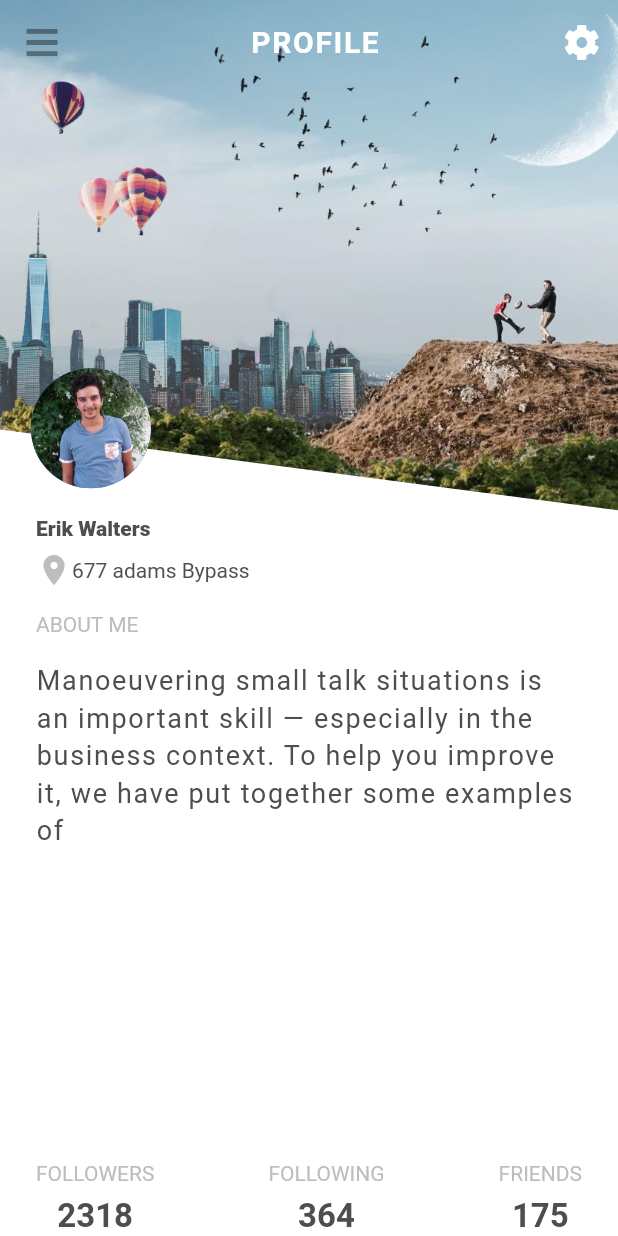
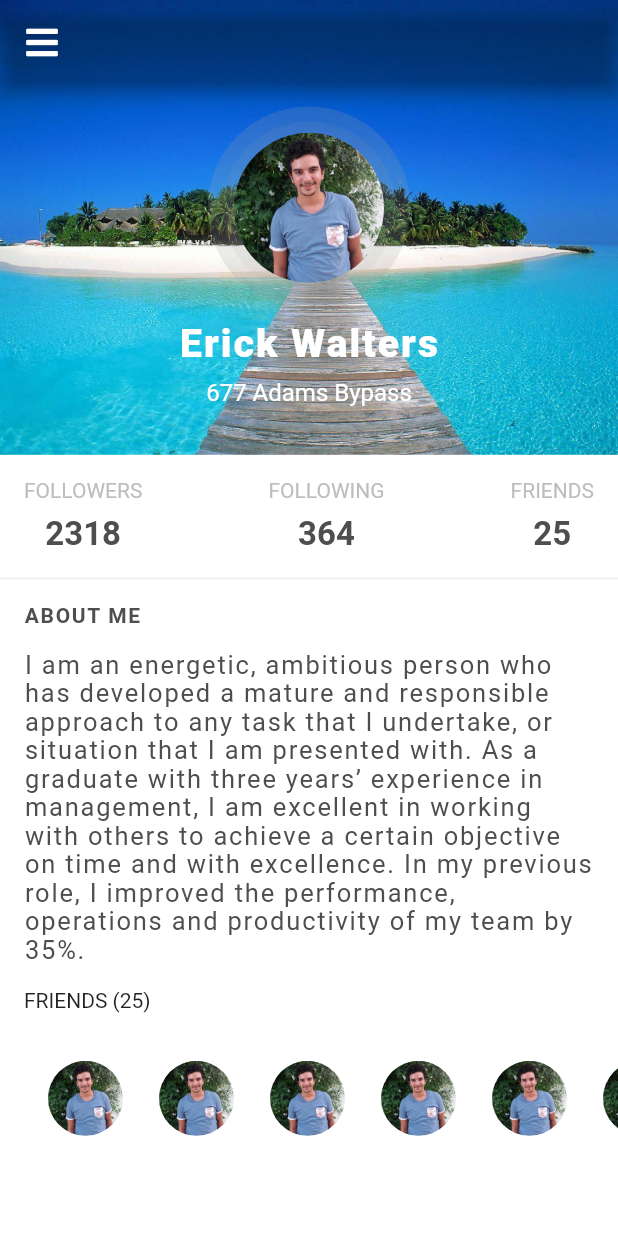
Before and after one commit to yosri9/flutter_ui, a Flutter app: the screen it shows after launch, on a phone screen of 412 x 824 dp. Run offline on Flutter 3.47's test engine with Material 2 defaults, Android fonts, the phone set to English and light mode, and no system bars; our stand-ins replace font_awesome_flutter.

Commit message:
profile2

```diff
--- a/lib/main.dart
+++ b/lib/main.dart
@@ -1,6 +1,7 @@
 import 'package:flutter/material.dart';
 
-import 'profiles/profiles_1/profile_1.dart';
+import 'profiles/profile_1/profile_1.dart';
+import 'profiles/profile_2/profile2.dart';
 
 void main() => runApp(MyApp());
 
@@ -15,7 +16,7 @@ class MyApp extends StatelessWidget {
 
         primarySwatch: Colors.blue,
       ),
-      home: Profile1(),
+      home: Profile2(),
     );
   }
 }
--- /dev/null
+++ b/lib/profiles/profile_2/profile.dart
@@ -0,0 +1,15 @@
+class User{
+  String name , address ,about;
+
+  User({this.name, this.address, this.about});
+
+}
+
+class Profile{
+  User user;
+  int following, followers, friends;
+
+  Profile({this.user, this.following, this.followers, this.friends});
+
+
+}
--- /dev/null
+++ b/lib/profiles/profile_2/profile2.dart
@@ -0,0 +1,291 @@
+import 'package:flutter/foundation.dart';
+import 'package:flutter/material.dart';
+import 'package:flutterui/profiles/profile_2/provider.dart';
+import 'package:font_awesome_flutter/font_awesome_flutter.dart';
+import 'provider.dart';
+import 'profile.dart';
+
+class Profile2 extends StatefulWidget {
+  @override
+  _Profile2State createState() => _Profile2State();
+}
+
+class _Profile2State extends State<Profile2> {
+  Profile _profile = ProfileProvider.getProfile();
+  static Color _textColor = Color(0xFF4e4e4e);
+
+
+  @override
+  Widget build(BuildContext context) {
+    return Theme(
+      data: ThemeData(),
+      child: Stack(
+        children: <Widget>[
+          Image.asset(
+            'assets/profiles/profile_2.jpg',
+            fit: BoxFit.cover,
+            height: MediaQuery.of(context).size.height * 0.42,
+          ),
+          Scaffold(
+            backgroundColor: Colors.transparent,
+            appBar: AppBar(
+              backgroundColor: Colors.transparent,
+              leading: IconButton(
+                onPressed: () {},
+                icon: Icon(FontAwesomeIcons.bars),
+              ),
+            ),
+            body: Stack(
+              children: <Widget>[
+                _profileTitle(context),
+                 _bodyContent(context),
+              ],
+            ),
+          ),
+        ],
+      ),
+    );
+  }
+
+  Widget _profileTitle(BuildContext context) {
+    return Positioned(
+      top: 15,
+      right: 0,
+      left: 0,
+      child: Column(
+        mainAxisAlignment: MainAxisAlignment.center,
+        children: <Widget>[
+          Stack(
+            alignment: AlignmentDirectional.center,
+            children: <Widget>[
+              Align(
+                alignment: Alignment.center,
+                child: Container(
+                  width: 135,
+                  height: 135,
+                  decoration: BoxDecoration(
+                      color: Colors.grey.withOpacity(0.2),
+                      shape: BoxShape.circle),
+                ),
+              ),
+              Align(
+                alignment: Alignment.center,
+                child: Container(
+                  width: 115,
+                  height: 115,
+                  decoration: BoxDecoration(
+                      color: Colors.grey.withOpacity(0.1),
+                      shape: BoxShape.circle),
+                ),
+              ),
+              Align(
+                alignment: Alignment.center,
+                child: Container(
+                  width: 100,
+                  height: 100,
+                  decoration: BoxDecoration(
+                      shape: BoxShape.circle,
+                      image: DecorationImage(
+                          image: ExactAssetImage('assets/shared/yosri.jpg'),
+                          fit: BoxFit.cover)),
+                ),
+              )
+            ],
+          ),
+          Padding(
+            padding: EdgeInsets.symmetric(vertical: 8),
+            child: Text(
+              _profile.user.name,
+              style: TextStyle(
+                  color: Colors.white,
+                  fontSize: 26,
+                  fontWeight: FontWeight.w900,
+                  letterSpacing: 1.4
+              ),
+            ),
+          ),
+          Text(
+            _profile.user.address,
+            style: TextStyle(
+                color: Colors.white,
+                fontSize: 16,
+            ),
+          )
+        ],
+      ),
+    );
+  }
+
+  Widget _bodyContent(BuildContext context) {
+    return Positioned(
+      top: MediaQuery.of(context).size.height * 0.3,
+      left: 0,
+      right: 0,
+      bottom: 0,
+      child: Container(
+        color: Colors.white,
+        child: Column(
+         crossAxisAlignment: CrossAxisAlignment.start,
+          children: <Widget>[
+            _counters(context),
+            _divider(context),
+            ... _aboutMe(context),
+           _friends(context),
+            SizedBox(height: 16),
+            _contacts(context),
+
+
+          ],
+        ),
+      ),
+    );
+  }
+
+  TextStyle _bottomBarTitle = TextStyle(
+    color: Colors.grey.shade400,
+  );
+
+  TextStyle _bottomBarCounter = TextStyle(
+      color: _textColor,
+      fontSize: 22,
+      fontWeight: FontWeight.bold
+  );
+
+
+ Widget _counters(BuildContext context) {
+    return Padding(
+      padding: const EdgeInsets.all(16),
+      child: Row(
+        mainAxisAlignment: MainAxisAlignment.spaceBetween,
+        crossAxisAlignment: CrossAxisAlignment.center,
+        children: <Widget>[
+          Column(
+            children: <Widget>[
+              Text(
+                  'FOLLOWERS' ,
+                  style: _bottomBarTitle
+              ),
+              SizedBox(height: 8,),
+              Text(
+                _profile.followers.toString(),
+                style: _bottomBarCounter,
+              ),
+            ],
+          ),
+          Column(
+            children: <Widget>[
+              Text(
+                'FOLLOWING',
+                style: _bottomBarTitle,
+              ),
+              SizedBox(height: 8,),
+
+              Text(
+                _profile.following.toString(),
+                style: _bottomBarCounter,
+              ),
+            ],
+          ),
+          Column(
+            children: <Widget>[
+              Text(
+                'FRIENDS',
+                style: _bottomBarTitle,
+              ),
+              SizedBox(height: 8,),
+
+              Text(
+                _profile.friends.toString(),
+                style: _bottomBarCounter,
+
+              ),
+            ],
+          )
+        ],
+      ),
+    );
+
+ }
+
+  Widget _divider(BuildContext context) {
+   return Container(
+     height: 1,
+     color: Colors.grey.shade200,
+   );
+  }
+
+ List <Widget> _aboutMe(BuildContext context) {
+   return [
+
+     Padding(
+       padding: EdgeInsets.symmetric(vertical:16 ,horizontal: 16 ),
+       child: Text(
+         'ABOUT ME',
+         textAlign: TextAlign.left,
+         style: TextStyle(
+           color: _textColor,
+           fontWeight: FontWeight.bold,
+           letterSpacing: 1.1
+         ),
+       ),
+     ),
+     Padding(
+       padding:  EdgeInsets.symmetric(horizontal: 16),
+       child: Text(
+       _profile.user.about,
+         style: TextStyle(
+           color: _textColor,
+           fontSize: 17,
+           height: 1.1,
+           letterSpacing: 1.2
+         ),
+   ),
+     ),
+
+
+   ];
+ }
+
+  Widget _friends(BuildContext context) {
+   return Padding(
+     padding: const EdgeInsets.all(16),
+     child: Text(
+      "FRIENDS (${_profile.friends.toString()}) ",
+     ),
+   );
+  }
+
+ Widget _contacts(BuildContext context) {
+   return Container(
+     width: double.infinity,
+     height: 50,
+     padding: EdgeInsets.only(left: 16,),
+
+     child: ListView(
+
+       scrollDirection: Axis.horizontal,
+       children: List.generate(25, (index){
+         return Padding(
+           padding: EdgeInsets.only(left: 16,right: 8),
+           child: Container(
+             width: 50,
+             height: 50,
+
+             decoration: BoxDecoration(
+               shape: BoxShape.circle,
+               image: DecorationImage(
+                 image: ExactAssetImage(
+                   'assets/shared/yosri.jpg'
+                 ),
+                 fit: BoxFit.cover
+               ),
+             ),
+           ),
+         );
+       }).toList() ,
+     ),
+   );
+ }
+
+
+}
--- /dev/null
+++ b/lib/profiles/profile_2/provider.dart
@@ -0,0 +1,17 @@
+import 'profile.dart';
+
+class ProfileProvider {
+  static Profile getProfile() {
+    return Profile(
+      user: User(
+          name: 'Erick Walters',
+          address: '677 Adams Bypass',
+          about:
+              "I am an energetic, ambitious person who has developed a mature and responsible approach to any task that I undertake, or situation that I am presented with. As a graduate with three years’ experience in management, I am excellent in working with others to achieve a certain objective on time and with excellence."
+              " In my previous role, I improved the performance, operations and productivity of my team by 35%."),
+      following: 364,
+      followers: 2318,
+      friends: 25,
+    );
+  }
+}
```
Also changed, not shown: assets/profiles/profile_2.jpg (added), lib/profiles/profile_1/profile_1.dart (renamed from lib/profiles/profiles_1/profile_1.dart), lib/profiles/profile_1/provider.dart (renamed from lib/profiles/profiles_1/provider.dart), lib/profiles/profile_1/user.dart (renamed from lib/profiles/profiles_1/user.dart), 1 other file.
